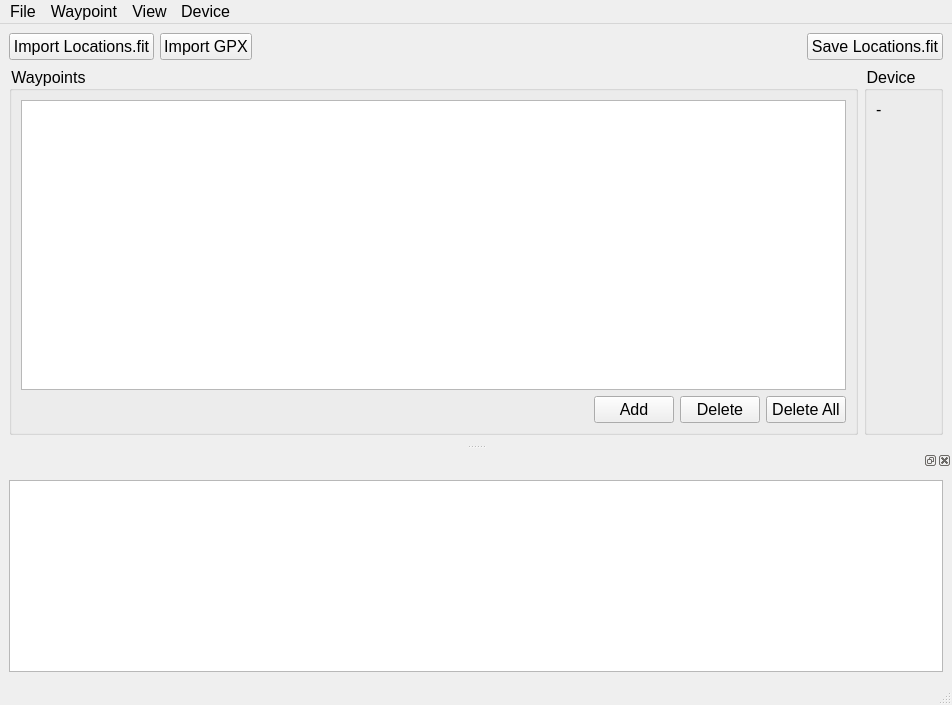
Old version of the form src/main/python/location_tool/ui_layouts/main_window.ui in the repository rootrootde/LocationsFITTool.
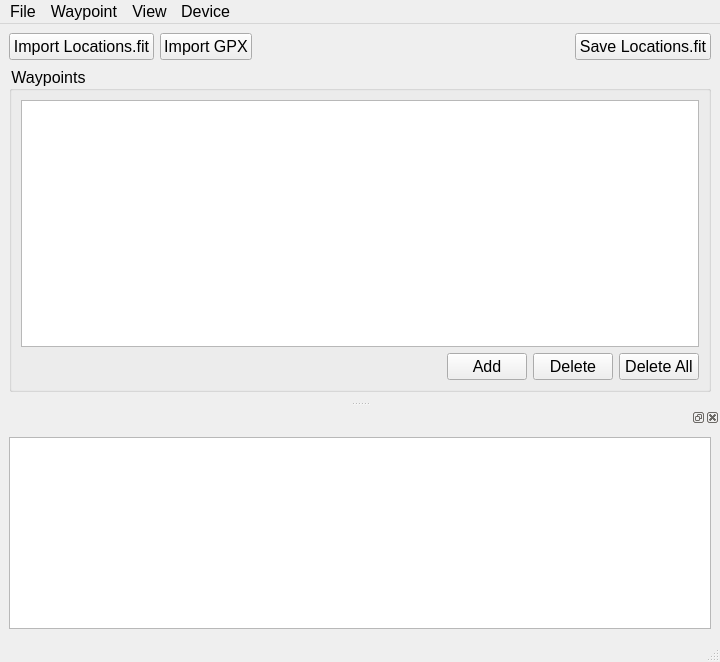
New version of the form.

Commit message: refactor: standardize signal naming conventions in MTPDeviceInfoWorker and MTPDeviceManager classes refactor: update main window layout dimensions and remove unused device group box

Patch:
```diff
--- a/src/main/python/location_tool/ui_layouts/main_window.ui
+++ b/src/main/python/location_tool/ui_layouts/main_window.ui
@@ -6,8 +6,8 @@
    <rect>
     <x>0</x>
     <y>0</y>
-    <width>952</width>
-    <height>705</height>
+    <width>720</width>
+    <height>662</height>
    </rect>
   </property>
   <property name="font">
@@ -133,35 +133,6 @@
         </layout>
        </widget>
       </item>
-      <item>
-       <widget class="QGroupBox" name="device_group_box">
-        <property name="title">
-         <string>Device</string>
-        </property>
-        <property name="flat">
-         <bool>false</bool>
-        </property>
-        <layout class="QVBoxLayout" name="verticalLayout_2">
-         <item>
-          <layout class="QVBoxLayout" name="device_area">
-           <item>
-            <widget class="QLabel" name="device_info_lbl">
-             <property name="text">
-              <string>-</string>
-             </property>
-             <property name="alignment">
-              <set>Qt::AlignmentFlag::AlignJustify|Qt::AlignmentFlag::AlignTop</set>
-             </property>
-             <property name="wordWrap">
-              <bool>true</bool>
-             </property>
-            </widget>
-           </item>
-          </layout>
-         </item>
-        </layout>
-       </widget>
-      </item>
      </layout>
     </item>
    </layout>
@@ -192,7 +163,7 @@
     <rect>
      <x>0</x>
      <y>0</y>
-     <width>952</width>
+     <width>720</width>
      <height>24</height>
     </rect>
    </property>
```
The commit also changes 3 other files.
